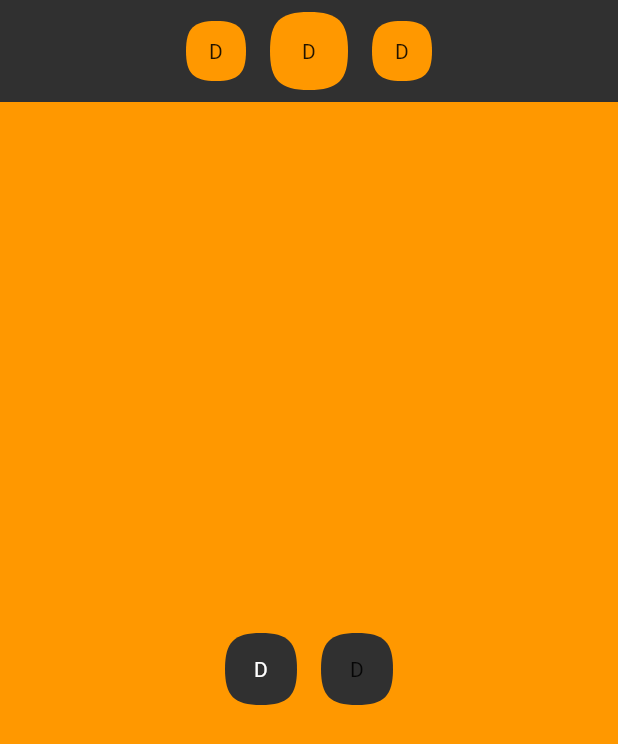
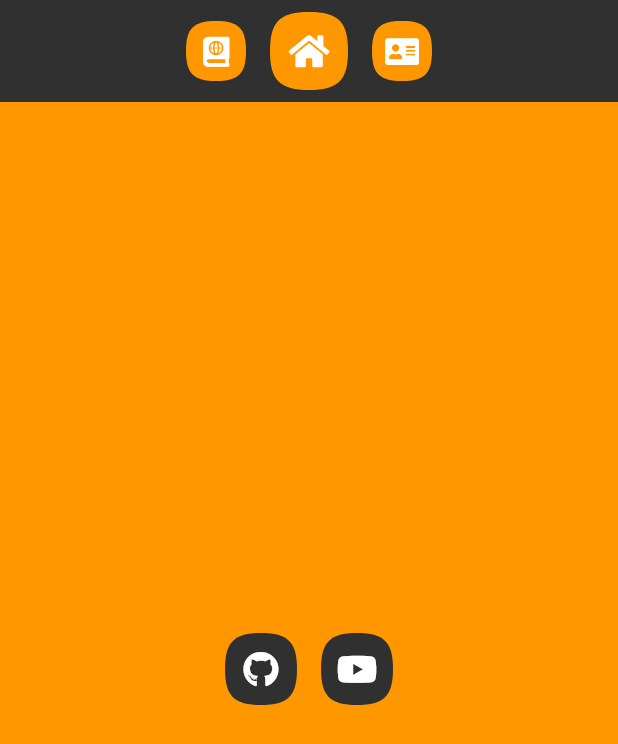
Before and after one commit to GenixPL/portfolio, a Flutter app: the screen it shows after launch, on a phone screen of 412 x 824 dp. Shown: the top 744 px of the screen. Run offline on Flutter 3.47's test engine with Material 2 defaults, Android fonts, the phone set to English and light mode, and no system bars; our stand-ins replace font_awesome_flutter; missing offline and left inert: dart:js.

Commit message:
Add icons to buttons and action to home page taps.

```diff
--- a/lib/ui/common/squircle_button/squircle_button.dart
+++ b/lib/ui/common/squircle_icon_button/squircle_icon_button.dart
@@ -1,18 +1,22 @@
 import 'package:flutter/material.dart';
-import 'package:portfolio/ui/common/squircle_button/squircle_shape.dart';
+import 'package:portfolio/ui/common/squircle_icon_button/squircle_shape.dart';
 
-class SquircleButton extends StatelessWidget {
+class SquircleIconButton extends StatelessWidget {
   final Function() onTap;
   final Color backgroundColor;
   final Color textColor;
   final double size;
+  final IconData iconData;
+  final double iconSize;
 
-  SquircleButton({
+  SquircleIconButton({
     this.onTap,
     this.backgroundColor = Colors.orange,
     this.textColor,
     this.size = 48,
-  });
+    this.iconData,
+    this.iconSize = 24,
+  }) : assert(iconData != null);
 
   @override
   Widget build(BuildContext context) {
@@ -29,16 +33,10 @@ class SquircleButton extends StatelessWidget {
       child: Container(
         width: size,
         height: size,
-        child: Center(
-          child: Padding(
-            padding: const EdgeInsets.all(8.0),
-            child: Text(
-              "D",
-              style: TextStyle(
-                color: textColor,
-              ),
-            ),
-          ),
+        child: Icon(
+          iconData,
+          size: iconSize,
+          color: Colors.white,
         ),
       ),
     );
--- a/lib/ui/common/top_bar/top_bar.dart
+++ b/lib/ui/common/top_bar/top_bar.dart
@@ -1,9 +1,13 @@
 import 'package:flutter/material.dart';
-import 'package:portfolio/ui/common/squircle_button/squircle_button.dart';
+import 'package:font_awesome_flutter/font_awesome_flutter.dart';
+import 'package:portfolio/ui/common/squircle_icon_button/squircle_icon_button.dart';
 
 class TopBar extends StatelessWidget {
   final double _normalItemSize = 40;
+  final double _normalIconSize = 20;
+
   final double _highlightedItemSize = 52;
+  final double _highlightedIconSize = 24;
 
   @override
   Widget build(BuildContext context) {
@@ -22,16 +26,22 @@ class TopBar extends StatelessWidget {
     return Row(
       mainAxisAlignment: MainAxisAlignment.center,
       children: <Widget>[
-        SquircleButton(
+        SquircleIconButton(
+          iconData: FontAwesomeIcons.atlas,
           size: _normalItemSize,
+          iconSize: _normalIconSize,
         ),
         SizedBox(width: 16),
-        SquircleButton(
+        SquircleIconButton(
+          iconData: FontAwesomeIcons.home,
           size: _highlightedItemSize,
+          iconSize: _highlightedIconSize,
         ),
         SizedBox(width: 16),
-        SquircleButton(
+        SquircleIconButton(
+          iconData: FontAwesomeIcons.solidAddressCard,
           size: _normalItemSize,
+          iconSize: _normalIconSize,
         ),
       ],
     );
--- a/lib/ui/home/home_page.dart
+++ b/lib/ui/home/home_page.dart
@@ -1,6 +1,9 @@
 import 'package:flutter/material.dart';
-import 'package:portfolio/ui/common/squircle_button/squircle_button.dart';
+import 'package:font_awesome_flutter/font_awesome_flutter.dart';
+import 'package:portfolio/ui/common/squircle_icon_button/squircle_icon_button.dart';
 import 'package:portfolio/ui/common/top_bar/top_bar.dart';
+
+import 'dart:js' as js;
 
 class HomePage extends StatelessWidget {
   @override
@@ -28,14 +31,17 @@ class HomePage extends StatelessWidget {
           Row(
             mainAxisAlignment: MainAxisAlignment.center,
             children: <Widget>[
-              SquircleButton(
+              SquircleIconButton(
+                iconData: FontAwesomeIcons.github,
                 backgroundColor: Colors.grey[850],
                 textColor: Colors.white,
-                onTap: () => print("DUPA"),
+                onTap: _moveToGithub,
               ),
-              SizedBox(width: 16)
-,              SquircleButton(
+              SizedBox(width: 16),
+              SquircleIconButton(
+                iconData: FontAwesomeIcons.youtube,
                 backgroundColor: Colors.grey[850],
+                onTap: _moveToYouTube,
               ),
             ],
           ),
@@ -43,4 +49,12 @@ class HomePage extends StatelessWidget {
       ),
     );
   }
+
+  _moveToGithub() {
+    js.context.callMethod('open', ['https://github.com/GenixPL']);
+  }
+
+  _moveToYouTube() {
+    js.context.callMethod('open', ['https://www.youtube.com/channel/UC8iFSZEpTSbq8ActXXbvyfw?view_as=subscriber']);
+  }
 }
```
Also changed, not shown: lib/ui/common/squircle_icon_button/squircle_shape.dart (renamed from lib/ui/common/squircle_button/squircle_shape.dart).
